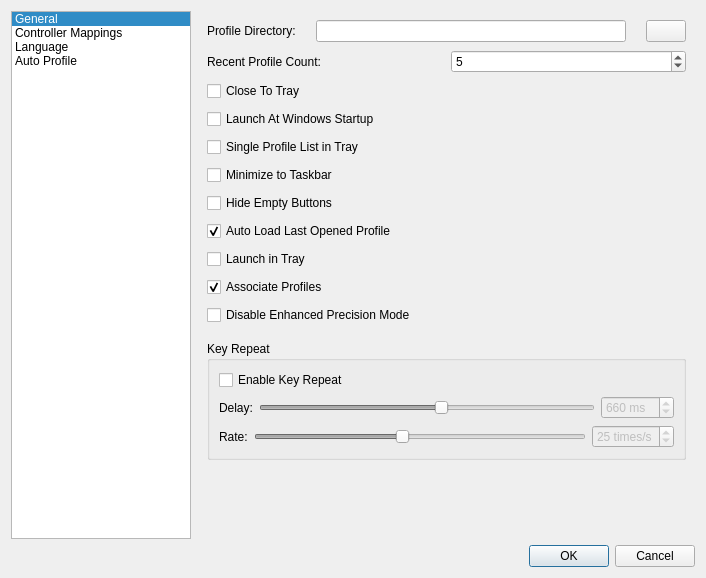
Old version of the form src/mainsettingsdialog.ui in the repository AntiMicroX/antimicrox.
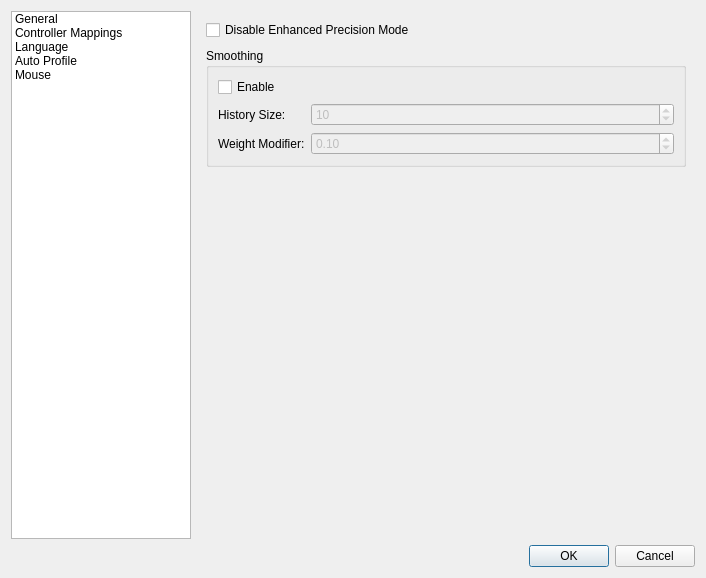
New version of the form. The open tabs and pages were chosen to show the change. Icons and pictures are not drawn.

Commit message: Added mouse smoothing options.

What changed in the file:
```diff
--- a/src/mainsettingsdialog.ui
+++ b/src/mainsettingsdialog.ui
@@ -55,7 +55,7 @@
         <bool>false</bool>
        </property>
        <property name="currentRow">
-        <number>0</number>
+        <number>-1</number>
        </property>
        <item>
         <property name="text">
@@ -77,6 +77,11 @@
          <string>Auto Profile</string>
         </property>
        </item>
+       <item>
+        <property name="text">
+         <string>Mouse</string>
+        </property>
+       </item>
       </widget>
      </item>
      <item>
@@ -92,6 +97,9 @@
          <property name="leftMargin">
           <number>10</number>
          </property>
+         <property name="topMargin">
+          <number>4</number>
+         </property>
          <item>
           <layout class="QHBoxLayout" name="horizontalLayout_3">
            <property name="spacing">
@@ -258,19 +266,6 @@
            </property>
           </widget>
          </item>
-         <item>
-          <widget class="QCheckBox" name="disableWindowsEnhancedPointCheckBox">
-           <property name="toolTip">
-            <string>Disable the &quot;Enhanced Pointer Precision&quot; Windows setting
-while antimicro is running. Disabling &quot;Enhanced Pointer Precision&quot;
-will allow mouse movement within antimicro to be more
-precise.</string>
-           </property>
-           <property name="text">
-            <string>Disable Enhanced Precision Mode</string>
-           </property>
-          </widget>
-         </item>
          <item>
           <spacer name="verticalSpacer_4">
            <property name="orientation">
@@ -300,7 +295,7 @@
 option is enabled.</string>
               </property>
               <property name="text">
-               <string>Enable Key Repeat</string>
+               <string>Enable</string>
               </property>
              </widget>
             </item>
@@ -747,6 +742,114 @@
          </item>
         </layout>
        </widget>
+       <widget class="QWidget" name="page_3">
+        <layout class="QVBoxLayout" name="verticalLayout_8">
+         <property name="spacing">
+          <number>8</number>
+         </property>
+         <item>
+          <widget class="QCheckBox" name="disableWindowsEnhancedPointCheckBox">
+           <property name="toolTip">
+            <string>Disable the &quot;Enhanced Pointer Precision&quot; Windows setting
+while antimicro is running. Disabling &quot;Enhanced Pointer Precision&quot;
+will allow mouse movement within antimicro to be more
+precise.</string>
+           </property>
+           <property name="text">
+            <string>Disable Enhanced Precision Mode</string>
+           </property>
+          </widget>
+         </item>
+         <item>
+          <widget class="QGroupBox" name="groupBox">
+           <property name="enabled">
+            <bool>true</bool>
+           </property>
+           <property name="title">
+            <string>Smoothing</string>
+           </property>
+           <layout class="QVBoxLayout" name="verticalLayout_7">
+            <item>
+             <widget class="QCheckBox" name="smoothingEnableCheckBox">
+              <property name="text">
+               <string>Enable</string>
+              </property>
+             </widget>
+            </item>
+            <item>
+             <layout class="QFormLayout" name="formLayout">
+              <item row="0" column="0">
+               <widget class="QLabel" name="label_6">
+                <property name="text">
+                 <string>History Size:</string>
+                </property>
+                <property name="buddy">
+                 <cstring>historySizeSpinBox</cstring>
+                </property>
+               </widget>
+              </item>
+              <item row="0" column="1">
+               <widget class="QSpinBox" name="historySizeSpinBox">
+                <property name="enabled">
+                 <bool>false</bool>
+                </property>
+                <property name="minimum">
+                 <number>1</number>
+                </property>
+                <property name="maximum">
+                 <number>30</number>
+                </property>
+                <property name="value">
+                 <number>10</number>
+                </property>
+               </widget>
+              </item>
+              <item row="1" column="0">
+               <widget class="QLabel" name="label_7">
+                <property name="text">
+                 <string>Weight Modifier:</string>
+                </property>
+                <property name="buddy">
+                 <cstring>weightModifierDoubleSpinBox</cstring>
+                </property>
+               </widget>
+              </item>
+              <item row="1" column="1">
+               <widget class="QDoubleSpinBox" name="weightModifierDoubleSpinBox">
+                <property name="enabled">
+                 <bool>false</bool>
+                </property>
+                <property name="maximum">
+                 <double>1.000000000000000</double>
+                </property>
+                <property name="singleStep">
+                 <double>0.100000000000000</double>
+                </property>
+                <property name="value">
+                 <double>0.100000000000000</double>
+                </property>
+               </widget>
+              </item>
+             </layout>
+            </item>
+           </layout>
+          </widget>
+         </item>
+         <item>
+          <spacer name="verticalSpacer_5">
+           <property name="orientation">
+            <enum>Qt::Vertical</enum>
+           </property>
+           <property name="sizeHint" stdset="0">
+            <size>
+             <width>20</width>
+             <height>362</height>
+            </size>
+           </property>
+          </spacer>
+         </item>
+        </layout>
+       </widget>
       </widget>
      </item>
     </layout>
```
Left out of the diff: 6 changed lines with no effect on the pictures. The commit also changes 6 other files.
